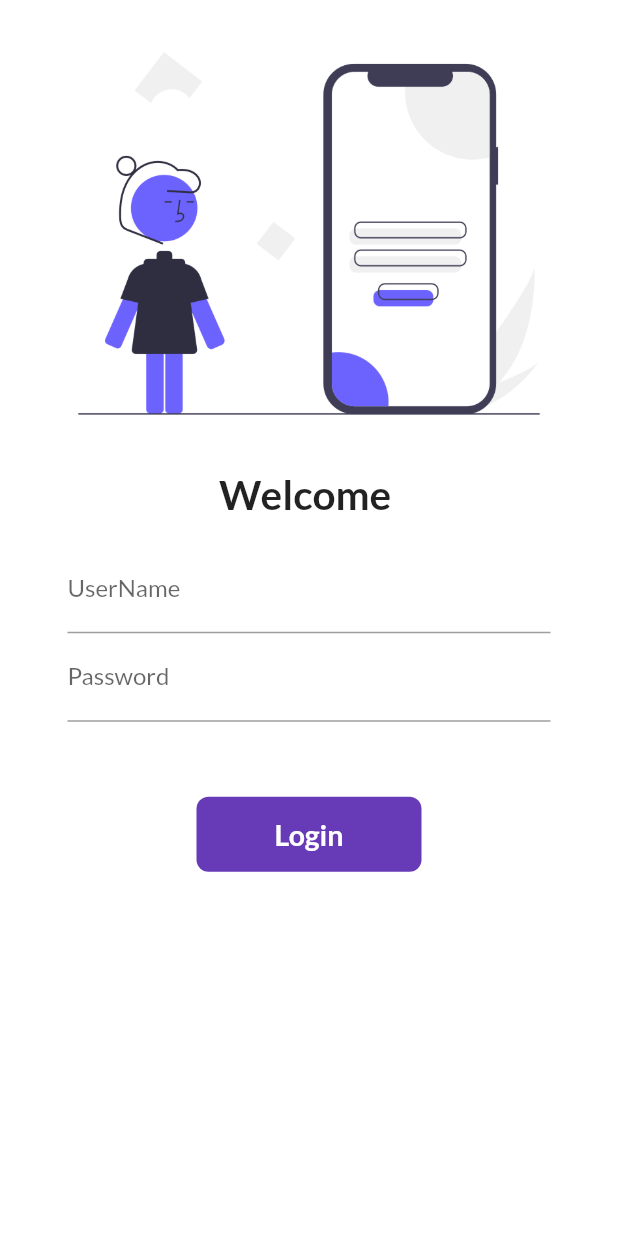
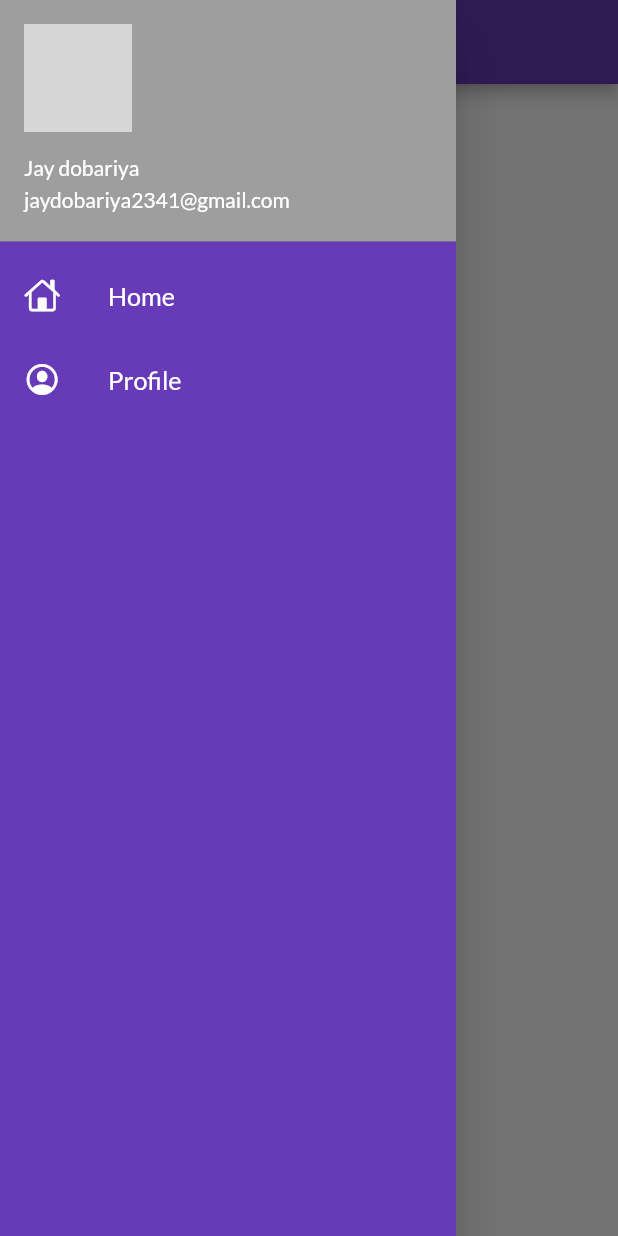
Before and after one commit to jaydobariya8/30DaysOfFlutter, a Flutter app: the screen it shows after launch, with the side drawer open (before the commit the screen has no drawer), on a phone screen of 412 x 824 dp. Run offline on Flutter 3.47's test engine with Material 2 defaults, Android fonts, the phone set to English and light mode, and no system bars; our stand-ins replace google_fonts; network calls fail; grey boxes are pictures that could not be loaded.

Commit message:
day-9 done

```diff
--- a/lib/Pages/home_page.dart
+++ b/lib/Pages/home_page.dart
@@ -1,4 +1,5 @@
 import 'package:flutter/material.dart';
+import '../widgets/drawer.dart';
 
 class HomePage extends StatelessWidget {
   @override
@@ -12,7 +13,7 @@ class HomePage extends StatelessWidget {
           child: Text("show catelog"),
         ),
       ),
-      drawer: Drawer(),
+      drawer: MyDrawer(),
     );
   }
 }
--- a/lib/main.dart
+++ b/lib/main.dart
@@ -21,7 +21,8 @@ class myapp extends StatelessWidget {
             fontFamily: GoogleFonts.lato().fontFamily),
         darkTheme:
             ThemeData(brightness: Brightness.dark, primarySwatch: Colors.green),
-        initialRoute: "/login",
+        initialRoute: MyRoutes.homeRoute,
+        debugShowCheckedModeBanner: false,
         routes: {
           "/": (context) => LoginPage(),
           MyRoutes.homeRoute: (context) => HomePage(),
--- /dev/null
+++ b/lib/widgets/drawer.dart
@@ -0,0 +1,50 @@
+import 'package:flutter/cupertino.dart';
+import 'package:flutter/material.dart';
+
+class MyDrawer extends StatelessWidget {
+  @override
+  Widget build(BuildContext context) {
+    final imgUrl =
+        "https://yt3.googleusercontent.com/ytc/AL5GRJW00GdUXWSu0Cf8-HyzNo1_ZsDplW_6CZfpLBxpxg=s900-c-k-c0x00ffffff-no-rj";
+    return Drawer(
+      child: Container(
+        color: Colors.deepPurple,
+        child: ListView(
+          children: [
+            DrawerHeader(
+                padding: EdgeInsets.zero,
+                child: UserAccountsDrawerHeader(
+                  decoration: BoxDecoration(color: Colors.grey),
+                  margin: EdgeInsets.zero,
+                  accountName: Text("Jay dobariya"),
+                  accountEmail: Text("jaydobariya2341@gmail.com"),
+                  currentAccountPicture: Image.network(imgUrl),
+                )),
+            ListTile(
+              leading: Icon(
+                CupertinoIcons.home,
+                color: Colors.white,
+              ),
+              title: Text(
+                "Home",
+                style: TextStyle(color: Colors.white),
+                textScaleFactor: 1.2,
+              ),
+            ),
+            ListTile(
+              leading: Icon(
+                CupertinoIcons.profile_circled,
+                color: Colors.white,
+              ),
+              title: Text(
+                "Profile",
+                style: TextStyle(color: Colors.white),
+                textScaleFactor: 1.2,
+              ),
+            )
+          ],
+        ),
+      ),
+    );
+  }
+}
```
Also changed, not shown: lib/Pages/login_page.dart (+46 -18 lines).
